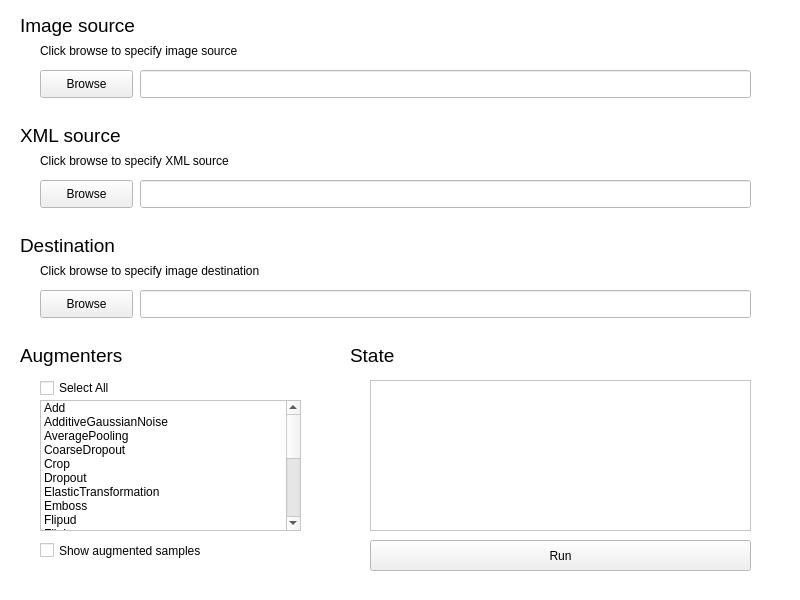
Above: DataAugmentationGUI/AppMainWindowGUI.ui from joey3639570/debug_litch_stink_bug before the change. Below: the same form after it.
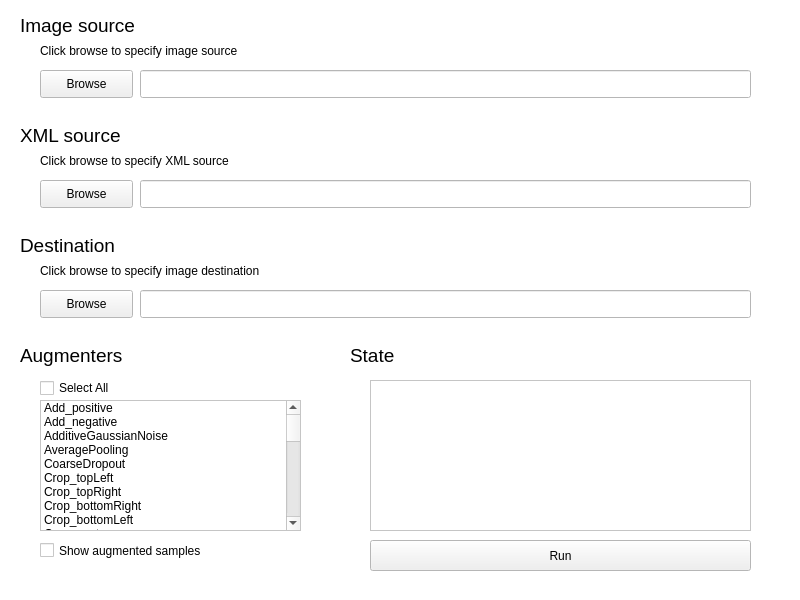
That is the form after the change. Icons and pictures are not drawn.

```diff
--- a/DataAugmentationGUI/AppMainWindowGUI.ui
+++ b/DataAugmentationGUI/AppMainWindowGUI.ui
@@ -337,7 +337,15 @@
     </property>
     <item>
      <property name="text">
-      <string>Add</string>
+      <string>Add_positive</string>
+     </property>
+     <property name="checkState">
+      <enum>Unchecked</enum>
+     </property>
+    </item>
+    <item>
+     <property name="text">
+      <string>Add_negative</string>
      </property>
      <property name="checkState">
       <enum>Unchecked</enum>
@@ -369,7 +377,39 @@
     </item>
     <item>
      <property name="text">
-      <string>Crop</string>
+      <string>Crop_topLeft</string>
+     </property>
+     <property name="checkState">
+      <enum>Unchecked</enum>
+     </property>
+    </item>
+    <item>
+     <property name="text">
+      <string>Crop_topRight</string>
+     </property>
+     <property name="checkState">
+      <enum>Unchecked</enum>
+     </property>
+    </item>
+    <item>
+     <property name="text">
+      <string>Crop_bottomRight</string>
+     </property>
+     <property name="checkState">
+      <enum>Unchecked</enum>
+     </property>
+    </item>
+    <item>
+     <property name="text">
+      <string>Crop_bottomLeft</string>
+     </property>
+     <property name="checkState">
+      <enum>Unchecked</enum>
+     </property>
+    </item>
+    <item>
+     <property name="text">
+      <string>Crop_center</string>
      </property>
      <property name="checkState">
       <enum>Unchecked</enum>
@@ -385,7 +425,15 @@
     </item>
     <item>
      <property name="text">
-      <string>ElasticTransformation</string>
+      <string>ElasticTransformation_strong</string>
+     </property>
+     <property name="checkState">
+      <enum>Unchecked</enum>
+     </property>
+    </item>
+    <item>
+     <property name="text">
+      <string>ElasticTransformation_weak</string>
      </property>
      <property name="checkState">
       <enum>Unchecked</enum>
@@ -417,7 +465,15 @@
     </item>
     <item>
      <property name="text">
-      <string>GammaContrast</string>
+      <string>GammaContrast_low</string>
+     </property>
+     <property name="checkState">
+      <enum>Unchecked</enum>
+     </property>
+    </item>
+    <item>
+     <property name="text">
+      <string>GammaContrast_high</string>
      </property>
      <property name="checkState">
       <enum>Unchecked</enum>
@@ -433,7 +489,23 @@
     </item>
     <item>
      <property name="text">
-      <string>HistogramEqualization</string>
+      <string>HistogramEqualization_Lab</string>
+     </property>
+     <property name="checkState">
+      <enum>Unchecked</enum>
+     </property>
+    </item>
+    <item>
+     <property name="text">
+      <string>HistogramEqualization_HLS</string>
+     </property>
+     <property name="checkState">
+      <enum>Unchecked</enum>
+     </property>
+    </item>
+    <item>
+     <property name="text">
+      <string>HistogramEqualization_HSV</string>
      </property>
      <property name="checkState">
       <enum>Unchecked</enum>
@@ -449,7 +521,7 @@
     </item>
     <item>
      <property name="text">
-      <string>LinearContrast</string>
+      <string>LinearContrast_low</string>
      </property>
      <property name="checkState">
       <enum>Unchecked</enum>
@@ -457,7 +529,7 @@
     </item>
     <item>
      <property name="text">
-      <string>LogContrast</string>
+      <string>LinearContrast_high</string>
      </property>
      <property name="checkState">
       <enum>Unchecked</enum>
@@ -465,7 +537,7 @@
     </item>
     <item>
      <property name="text">
-      <string>MotionBlur</string>
+      <string>LogContrast_low</string>
      </property>
      <property name="checkState">
       <enum>Unchecked</enum>
@@ -473,7 +545,7 @@
     </item>
     <item>
      <property name="text">
-      <string>Pad</string>
+      <string>LinearContrast_high</string>
      </property>
      <property name="checkState">
       <enum>Unchecked</enum>
@@ -481,7 +553,79 @@
     </item>
     <item>
      <property name="text">
-      <string>Rot</string>
+      <string>MotionBlur_degree_0</string>
+     </property>
+     <property name="checkState">
+      <enum>Unchecked</enum>
+     </property>
+    </item>
+    <item>
+     <property name="text">
+      <string>MotionBlur_degree_72</string>
+     </property>
+     <property name="checkState">
+      <enum>Unchecked</enum>
+     </property>
+    </item>
+    <item>
+     <property name="text">
+      <string>MotionBlur_degree_144</string>
+     </property>
+     <property name="checkState">
+      <enum>Unchecked</enum>
+     </property>
+    </item>
+    <item>
+     <property name="text">
+      <string>MotionBlur_degree_216</string>
+     </property>
+     <property name="checkState">
+      <enum>Unchecked</enum>
+     </property>
+    </item>
+    <item>
+     <property name="text">
+      <string>MotionBlur_degree_288</string>
+     </property>
+     <property name="checkState">
+      <enum>Unchecked</enum>
+     </property>
+    </item>
+    <item>
+     <property name="text">
+      <string>Pad_thin</string>
+     </property>
+     <property name="checkState">
+      <enum>Unchecked</enum>
+     </property>
+    </item>
+    <item>
+     <property name="text">
+      <string>Pad_thick</string>
+     </property>
+     <property name="checkState">
+      <enum>Unchecked</enum>
+     </property>
+    </item>
+    <item>
+     <property name="text">
+      <string>Rot_degree_90</string>
+     </property>
+     <property name="checkState">
+      <enum>Unchecked</enum>
+     </property>
+    </item>
+    <item>
+     <property name="text">
+      <string>Rot_degree_180</string>
+     </property>
+     <property name="checkState">
+      <enum>Unchecked</enum>
+     </property>
+    </item>
+    <item>
+     <property name="text">
+      <string>Rot_degree_270</string>
      </property>
      <property name="checkState">
       <enum>Unchecked</enum>
@@ -497,7 +641,23 @@
     </item>
     <item>
      <property name="text">
-      <string>SigmoidContrast</string>
+      <string>SigmoidContrast_low</string>
+     </property>
+     <property name="checkState">
+      <enum>Unchecked</enum>
+     </property>
+    </item>
+    <item>
+     <property name="text">
+      <string>SigmoidContrast_medium</string>
+     </property>
+     <property name="checkState">
+      <enum>Unchecked</enum>
+     </property>
+    </item>
+    <item>
+     <property name="text">
+      <string>SigmoidContrast_high</string>
      </property>
      <property name="checkState">
       <enum>Unchecked</enum>
```
